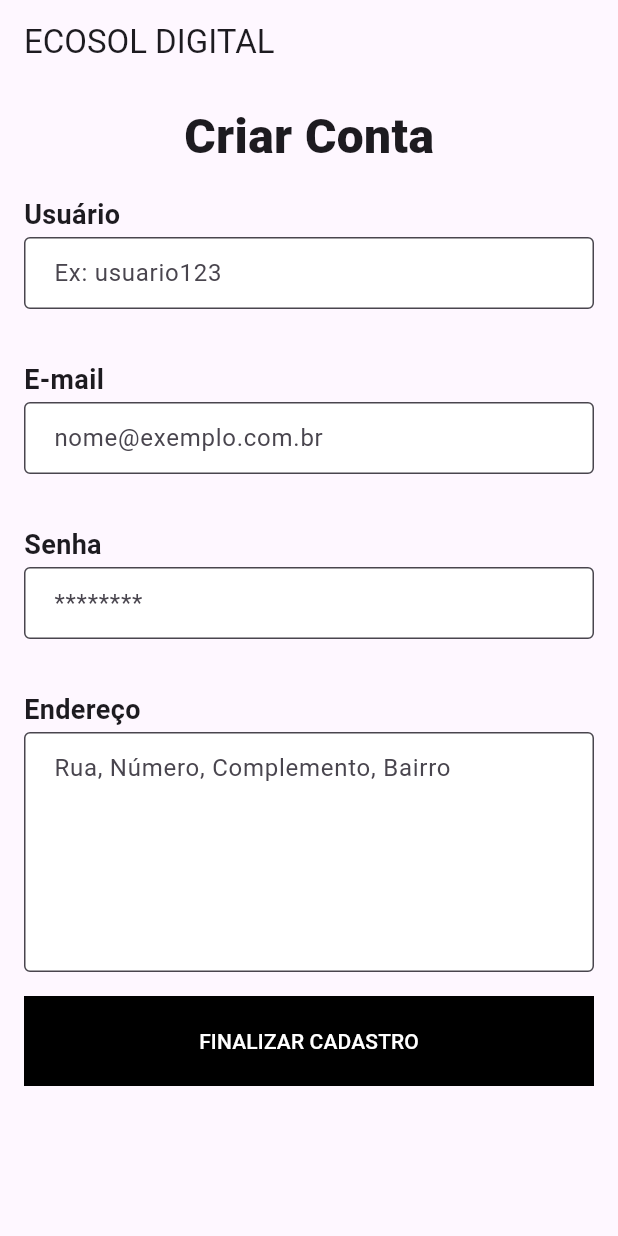
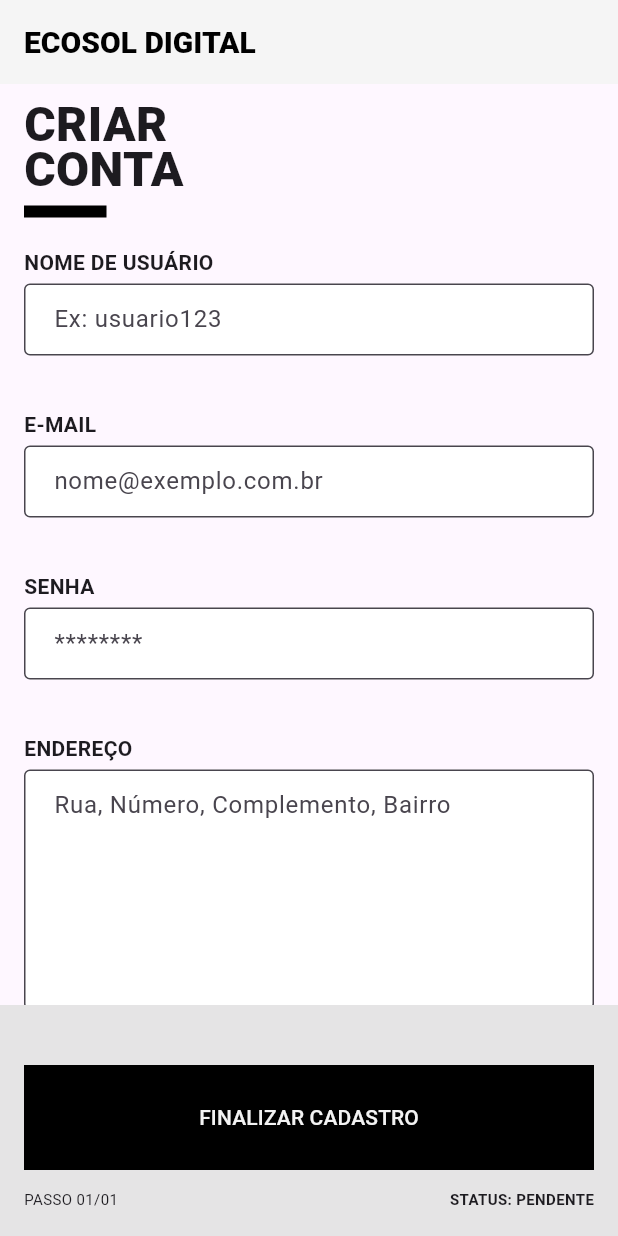
Before and after one commit to felipebitencourtm/tela-cadstro-ecosol, a Flutter app: the screen it shows after launch, on a phone screen of 412 x 824 dp. Run offline on Flutter 3.47's test engine with Material 3 defaults, Android fonts, the phone set to English and light mode, and no system bars; our stand-ins replace email_validator, graphql_flutter.

Commit message:
feat: add estilo mais alinhadocom o protótipo

```diff
--- a/mobile_frontend/lib/core/theme/app_theme.dart
+++ b/mobile_frontend/lib/core/theme/app_theme.dart
@@ -2,21 +2,29 @@
 
 class AppTheme {
   static ThemeData get light => ThemeData(
+    appBarTheme: const AppBarTheme(
+      backgroundColor: Color(0xF5F5F5F5),
+      titleTextStyle: TextStyle(
+        fontSize: 20,
+        color: Colors.black,
+        fontWeight: FontWeight(800),
+      ),
+    ),
     colorScheme: ColorScheme.fromSeed(seedColor: Colors.deepPurple),
     elevatedButtonTheme: ElevatedButtonThemeData(
       style: ElevatedButton.styleFrom(
         backgroundColor: Colors.black,
-            foregroundColor: Colors.white,
-            fixedSize: const Size(450, 60),
-            padding: const EdgeInsets.symmetric(horizontal:16, vertical:12),
+        foregroundColor: Color(0xF9F9F9F9),
+        fixedSize: const Size(450, 70),
+        padding: const EdgeInsets.symmetric(horizontal: 16, vertical: 12),
         elevation: 0,
         shape: const LinearBorder(),
       ),
     ),
     inputDecorationTheme: InputDecorationTheme(
-          filled:true,
+      filled: true,
       fillColor: Colors.white,
-          contentPadding: const EdgeInsets.symmetric(horizontal:16, vertical:12),
+      contentPadding: const EdgeInsets.symmetric(horizontal: 16, vertical: 12),
 
       border: OutlineInputBorder(
         borderSide: const BorderSide(color: Colors.grey),
@@ -26,10 +34,7 @@
         borderSide: const BorderSide(color: Colors.red),
       ),
 
-          constraints: const BoxConstraints(
-            minHeight: 80.0,
-            maxHeight: 80.0,
-          ),
+      constraints: const BoxConstraints(minHeight: 80.0, maxHeight: 80.0),
     ),
   );
 }
--- a/mobile_frontend/lib/features/register/register_page.dart
+++ b/mobile_frontend/lib/features/register/register_page.dart
@@ -41,17 +41,13 @@
   Widget build(BuildContext context) {
     return Scaffold(
       appBar: AppBar(title: const Text('ECOSOL DIGITAL')),
-      body: Padding(
-        padding: const EdgeInsets.symmetric(horizontal: 16, vertical: 12),
-        child: Mutation(
+      body: Mutation(
         options: MutationOptions(
           document: gql(createUserMutation),
           onCompleted: (dynamic resultData) {
             print("Cadastro realizado com sucesso.");
             ScaffoldMessenger.of(context).showSnackBar(
-                const SnackBar(
-                  content: Text('Cadastro realizado com sucesso.'),
-                ),
+              const SnackBar(content: Text('Cadastro realizado com sucesso.')),
             );
           },
           onError: (error) => {
@@ -64,20 +60,44 @@
           return Form(
             key: _formKey,
             child: Column(
+              children: [
+                Expanded(
+                  child: SingleChildScrollView(
+                    padding: const EdgeInsets.symmetric(
+                      horizontal: 16,
+                      vertical: 12,
+                    ),
+                    child: Column(
+                      crossAxisAlignment: CrossAxisAlignment.start,
                       spacing: 16,
                       children: [
-                  Text(
-                    "Criar Conta",
-                    style: TextStyle(fontSize: 32, fontWeight: FontWeight.w800),
+                        Column(
+                          crossAxisAlignment: CrossAxisAlignment.start,
+                          spacing: 5,
+                          children: [
+                            const Text(
+                              "CRIAR\nCONTA",
+                              style: TextStyle(
+                                fontSize: 32,
+                                fontWeight: FontWeight.w900,
+                                height: 0.95,
+                              ),
+                            ),
+                            const Divider(
+                              color: Colors.black,
+                              thickness: 8,
+                              endIndent: 325,
+                            ),
+                          ],
                         ),
                         Column(
                           crossAxisAlignment: CrossAxisAlignment.start,
-                    spacing: 2,
+                          spacing: 4,
                           children: [
-                      Text(
-                        "Usuário",
+                            const Text(
+                              "NOME DE USUÁRIO",
                               style: TextStyle(
-                          fontSize: 18,
+                                fontSize: 14,
                                 fontWeight: FontWeight.bold,
                               ),
                             ),
@@ -94,10 +114,10 @@
                                 ),
                               ]),
                             ),
-                      Text(
-                        "E-mail",
+                            const Text(
+                              "E-MAIL",
                               style: TextStyle(
-                          fontSize: 18,
+                                fontSize: 14,
                                 fontWeight: FontWeight.bold,
                               ),
                             ),
@@ -113,10 +133,10 @@
                                 ),
                               ]),
                             ),
-                      Text(
-                        "Senha",
+                            const Text(
+                              "SENHA",
                               style: TextStyle(
-                          fontSize: 18,
+                                fontSize: 14,
                                 fontWeight: FontWeight.bold,
                               ),
                             ),
@@ -132,10 +152,10 @@
                               ]),
                               obscure: true,
                             ),
-                      Text(
-                        "Endereço",
+                            const Text(
+                              "ENDEREÇO",
                               style: TextStyle(
-                          fontSize: 18,
+                                fontSize: 14,
                                 fontWeight: FontWeight.bold,
                               ),
                             ),
@@ -143,7 +163,9 @@
                               controller: _address,
                               hint: 'Rua, Número, Complemento, Bairro',
                               validator: Validators.compose([
-                          Validators.required('O endereço é obrigatório.'),
+                                Validators.required(
+                                  'O endereço é obrigatório.',
+                                ),
                                 Validators.maxLength(
                                   250,
                                   'O endereço deve ter no máximo 250 caracteres.',
@@ -153,6 +175,23 @@
                             ),
                           ],
                         ),
+                      ],
+                    ),
+                  ),
+                ),
+
+                Container(
+                  width: double.infinity,
+                  color: const Color(0xE2E2E2E2),
+                  padding: EdgeInsets.only(
+                    top: 40,
+                    left: 16,
+                    right: 16,
+                    bottom: MediaQuery.paddingOf(context).bottom + 18,
+                  ),
+                  child: Column(
+                    mainAxisSize: MainAxisSize.min,
+                    children: [
                       ElevatedButton(
                         onPressed: () {
                           if (_formKey.currentState!.validate()) {
@@ -161,19 +200,37 @@
                                 "username": _username.text,
                                 "email": _email.text,
                                 "address": _address.text,
-                            "passwordHash": _password.text, // hash no backend
+                                "passwordHash":
+                                    _password.text, // hash no backend
                               },
                             });
                           } // deu certo
                         },
                         child: const Text('FINALIZAR CADASTRO'),
                       ),
+                      const SizedBox(height: 12),
+
+                      const Row(
+                        mainAxisAlignment: MainAxisAlignment.spaceBetween,
+                        children: [
+                          Text("PASSO 01/01", style: TextStyle(fontSize: 10)),
+                          Text(
+                            "STATUS: PENDENTE",
+                            style: TextStyle(
+                              fontSize: 10,
+                              fontWeight: FontWeight.bold,
+                            ),
+                          ),
+                        ],
+                      ),
+                    ],
+                  ),
+                ),
               ],
             ),
           );
         },
       ),
-      ),
     );
   }
 }
```
Lines whose indentation alone changed are shown as unchanged.
